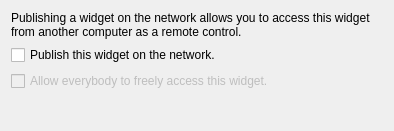
Before: the Qt Designer form plasma/private/publish.ui in KDE/kdelibs, drawn with Qt 5.
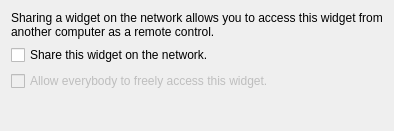
After: the same form once the commit is applied.

Commit message: Use "Share" instead of "Publish" in remote widgets UI. It's more user friendly and avoids misconceptions like "Publish" being a way to publish to kde-apps for example.

The edit to the form file:
```diff
--- a/plasma/private/publish.ui
+++ b/plasma/private/publish.ui
@@ -14,7 +14,7 @@
    <item>
     <widget class="QLabel" name="label">
      <property name="text">
-      <string>Publishing a widget on the network allows you to access this widget from another computer as a remote control.</string>
+      <string>Sharing a widget on the network allows you to access this widget from another computer as a remote control.</string>
      </property>
      <property name="wordWrap">
       <bool>true</bool>
@@ -24,7 +24,7 @@
    <item>
     <widget class="QCheckBox" name="publishCheckbox">
      <property name="text">
-      <string>Publish this widget on the network.</string>
+      <string>Share this widget on the network.</string>
      </property>
     </widget>
    </item>
```
The commit also changes 1 other file.
